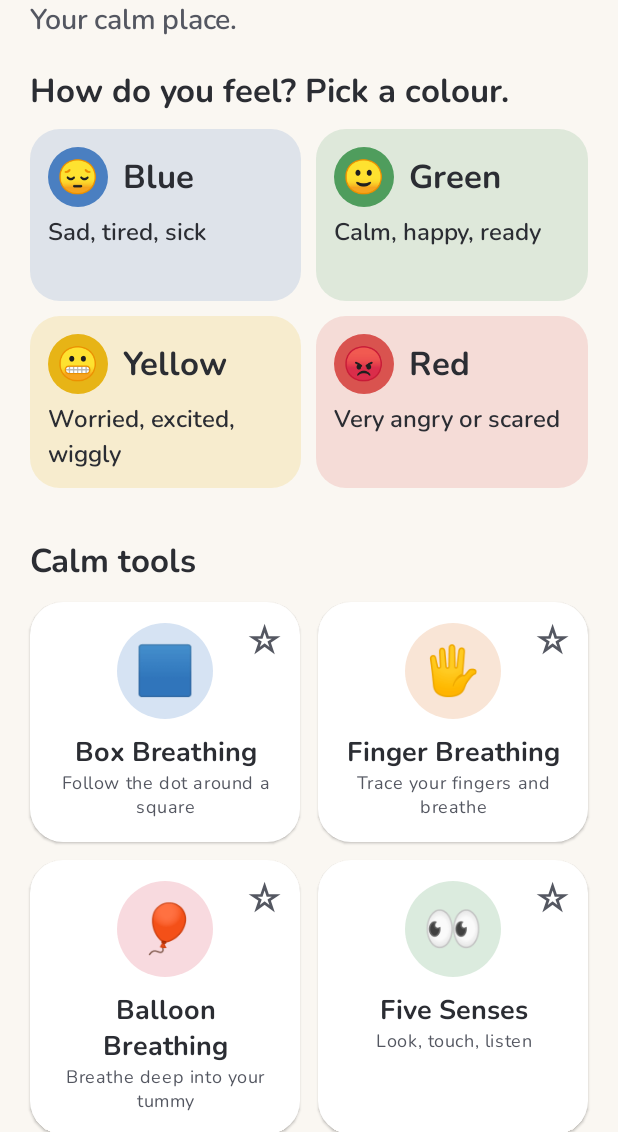
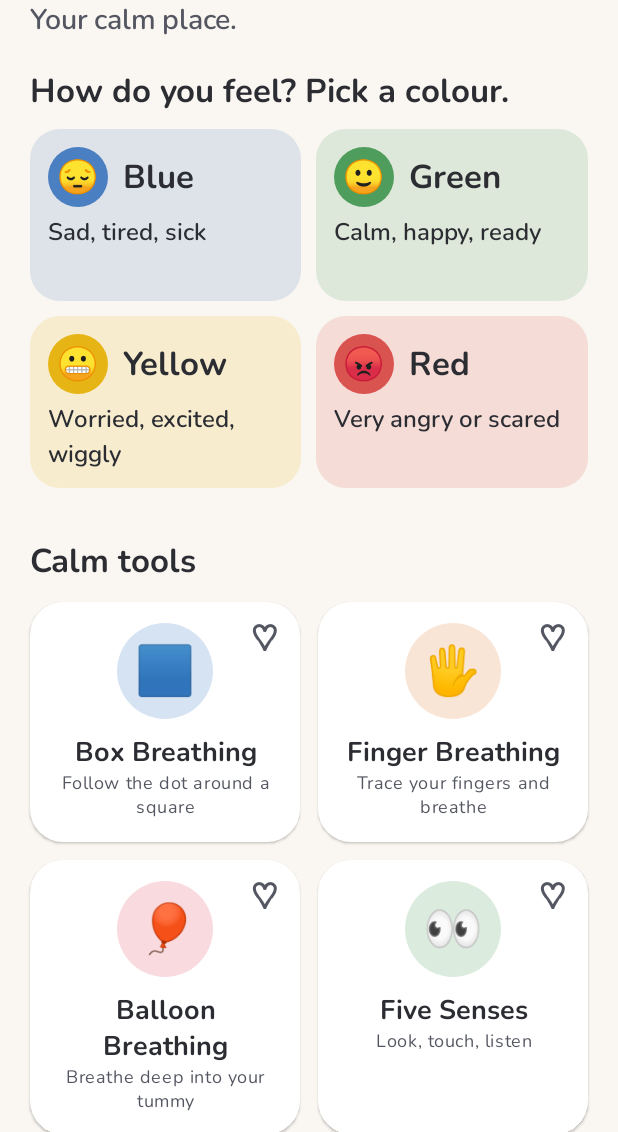
Before and after one commit to graemeblick-lang/regulation_app_for_kids, an Android app built with Jetpack Compose: the screen it shows after launch (MainActivity), on a phone screen of 412 x 824 dp, the part 104-1236 px from its top. Run offline under Robolectric (Android 15) with nearby library versions, the phone set to English and light mode, and no system bars.

Commit message:
Reward style and favourites icon are grown-up settings; clearer tool restriction
- After a tool: Neutral (default, no reward or count), Calm garden (a
  flower per finished tool, never shrinks, no numbers) or Stars
- Favourites icon: heart (default), star or pin
- 'Tools to show' renamed 'Tools she can use', explaining it removes a
  tool everywhere (home, suggestions, calm plan, widget)
- Grown-up summary no longer uses star wording

Co-Authored-By: Claude Opus 5.5 <noreply@anthropic.com>
Claude-Session: https://claude.ai/code/session_016a3MssehCcM7drho98Bz81

```diff
--- a/app/src/main/java/com/calmcorner/app/data/CalmPrefs.kt
+++ b/app/src/main/java/com/calmcorner/app/data/CalmPrefs.kt
@@ -64,7 +64,17 @@ class CalmPrefs(context: Context) {
     fun updateBubbleMotion(v: Int) { bubbleMotion = v; prefs.edit { putInt("bubble_motion", v) } }
     fun updateBalloonColor(v: Int) { balloonColor = v; prefs.edit { putInt("balloon_color", v) } }
 
-    /** Tools she has starred (shown first in "My calm plan"). */
+    /** What she sees after finishing a tool: 0 = neutral (no reward), 1 = calm garden, 2 = stars. */
+    var rewardStyle by mutableIntStateOf(prefs.getInt("reward_style", 0))
+        private set
+    fun updateRewardStyle(v: Int) { rewardStyle = v; prefs.edit { putInt("reward_style", v) } }
+
+    /** Icon used to add a tool to "My calm plan": 0 = heart, 1 = star, 2 = pin. */
+    var favouriteIcon by mutableIntStateOf(prefs.getInt("favourite_icon", 0))
+        private set
+    fun updateFavouriteIcon(v: Int) { favouriteIcon = v; prefs.edit { putInt("favourite_icon", v) } }
+
+    /** Tools she has added to "My calm plan". */
     var favourites by mutableStateOf(prefs.getStringSet("favourites", emptySet())!!.toSet())
         private set
     fun toggleFavourite(tool: Tool) {
--- a/app/src/main/java/com/calmcorner/app/ui/screens/HomeScreen.kt
+++ b/app/src/main/java/com/calmcorner/app/ui/screens/HomeScreen.kt
@@ -63,6 +63,10 @@ import com.calmcorner.app.data.Tool
 import com.calmcorner.app.data.Zone
 import com.calmcorner.app.data.summarise
 import com.calmcorner.app.ui.components.ZoneGrid
+import com.calmcorner.app.ui.components.favouriteColor
+import com.calmcorner.app.ui.components.favouriteSymbol
+import com.calmcorner.app.ui.components.gardenFlowers
+import com.calmcorner.app.ui.components.planHeading
 import kotlinx.coroutines.delay
 import kotlinx.coroutines.launch
 
@@ -95,11 +99,18 @@ fun HomeScreen(
             Row(verticalAlignment = Alignment.CenterVertically) {
                 Column(Modifier.weight(1f)) {
                     Text("Calm Corner", style = MaterialTheme.typography.displaySmall)
-                    if (stars > 0) {
+                    if (prefs.rewardStyle == 2 && stars > 0) {
                         Text(
                             "⭐ $stars ${if (stars == 1) "star" else "stars"} this week",
                             style = MaterialTheme.typography.titleMedium,
                             color = MaterialTheme.colorScheme.onSurfaceVariant,
+                        )
+                    } else if (prefs.rewardStyle == 1 && history.records.isNotEmpty()) {
+                        Text(
+                            gardenFlowers(history.records.size),
+                            fontSize = 20.sp,
+                            lineHeight = 26.sp,
+                            modifier = Modifier.semantics { contentDescription = "My calm garden" },
                         )
                     } else {
                         Text("Your calm place.", style = MaterialTheme.typography.bodyLarge, color = MaterialTheme.colorScheme.onSurfaceVariant)
@@ -151,7 +162,7 @@ fun HomeScreen(
             }
         }
         if (favourites.isNotEmpty() || cards.isNotEmpty()) {
-            item { SectionTitle("⭐ My calm plan") }
+            item { SectionTitle(planHeading(prefs.favouriteIcon)) }
             val planItems: List<Any> = favourites + cards
             items(planItems.chunked(2), key = { row -> "p-" + row.joinToString { if (it is Tool) it.name else (it as CopingCard).id } }) { row ->
                 Row(horizontalArrangement = Arrangement.spacedBy(12.dp), modifier = Modifier.height(IntrinsicSize.Min)) {
@@ -274,13 +285,16 @@ private fun ToolTile(tool: Tool, highlighted: Boolean, starred: Boolean, onStar:
             )
         }
     }
-    // ☆ / ★ to add or remove from "My calm plan"
+    // Heart / star / pin (grown-up's choice) to add or remove from "My calm plan"
+    val style = LocalPrefs.current.favouriteIcon
     IconButton(onClick = onStar, modifier = Modifier.align(Alignment.TopEnd)) {
         Text(
-            if (starred) "★" else "☆",
+            favouriteSymbol(style, starred),
             fontSize = 24.sp,
-            color = if (starred) Color(0xFFE0A800) else MaterialTheme.colorScheme.onSurfaceVariant,
-            modifier = Modifier.semantics { contentDescription = if (starred) "In my calm plan. Tap to remove." else "Add to my calm plan" },
+            color = if (starred) favouriteColor(style) else MaterialTheme.colorScheme.onSurfaceVariant,
+            modifier = Modifier
+                .alpha(if (style == 2 && !starred) 0.35f else 1f)
+                .semantics { contentDescription = if (starred) "In my calm plan. Tap to remove." else "Add to my calm plan" },
         )
     }
     }
```
Also changed, not shown: app/src/main/java/com/calmcorner/app/ui/components/Common.kt (+26 -0 lines), app/src/main/java/com/calmcorner/app/ui/screens/CheckInScreen.kt (+25 -4 lines), app/src/main/java/com/calmcorner/app/ui/screens/GrownUpScreen.kt (+23 -3 lines), 1 other file.
